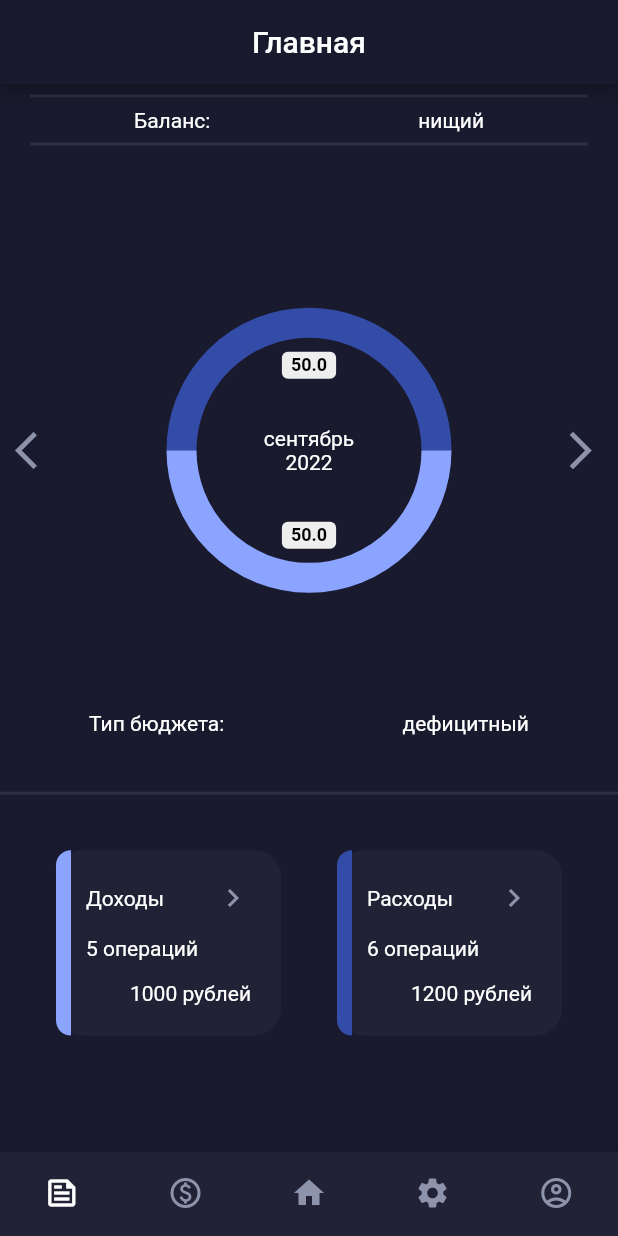
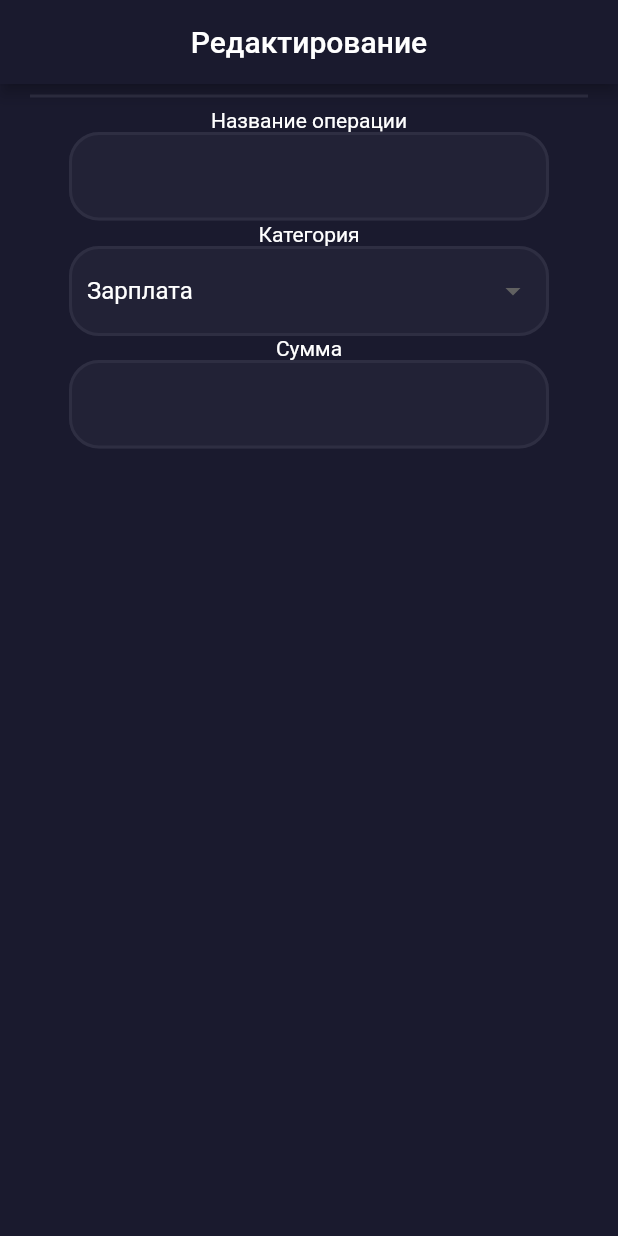
Before and after one commit to EvseevArtem26/SugarDuck, a Flutter app: the screen it shows after launch, on a phone screen of 412 x 824 dp. Run offline on Flutter 3.47's test engine with Material 2 defaults, Android fonts, the phone set to English and light mode, and no system bars; drawn by our look-alikes of card_swiper, pie_chart.

Commit message:
created basic layout of operation page

```diff
--- a/lib/main.dart
+++ b/lib/main.dart
@@ -2,6 +2,9 @@ import 'package:flutter/material.dart';
 import 'package:pie_chart/pie_chart.dart';
 import 'package:card_swiper/card_swiper.dart';
 import './components/navbar.dart';
+import 'income.dart';
+import 'category.dart';
+import 'operation.dart';
 
 void main() {
   runApp(const MyApp());
@@ -19,10 +22,13 @@ class MyApp extends StatelessWidget {
         primarySwatch: Colors.blue,
       ),
 
-			initialRoute: '/home',
+			initialRoute: '/operation',
 			routes: {
         // '/': (context) => AuthPage(),
         '/home': (context) => HomePage(title: "Главная"),
+        '/income': (context) => IncomePage(),
+        '/category': (context) => CategoryPage(title: "Категория"),
+        '/operation': (context) => OperationPage()
 			}
     );
   }
--- /dev/null
+++ b/lib/operation.dart
@@ -0,0 +1,174 @@
+import 'package:flutter/material.dart';
+
+
+class OperationPage extends StatefulWidget {
+  const OperationPage({ Key? key }) : super(key: key);
+
+  @override
+  State<OperationPage> createState() => _OperationPageState();
+}
+
+class _OperationPageState extends State<OperationPage> {
+  final Map<String, List<String>> categories = {
+    "income": [
+      "Зарплата",
+      "Подарки",
+      "Пособия",
+      "Другие доходы"
+    ],
+    "expense": [
+      "Еда и питание",
+      "Одежда",
+      "Развлечения",
+      "Другие расходы"
+    ]
+  };
+  late String selectedCategory = categories["income"]![0];
+  @override
+  Widget build(BuildContext context) {
+    return Scaffold(
+      appBar: AppBar(
+        title: const Text(
+          "Редактирование",
+        ),
+        centerTitle: true,
+        backgroundColor: const Color.fromARGB(255, 26, 26, 46),
+      ),
+      body: Container(
+        width: double.infinity,
+        alignment: Alignment.center,
+        color: const Color.fromARGB(255, 26, 26, 46),
+        child: Column(
+          children: [
+            const Divider(
+              color: Color.fromARGB(255, 46, 46, 66),
+              indent: 20,
+              endIndent: 20,
+              thickness: 2,
+            ),
+            Form(
+              child: Column(
+                children: [
+                  const Text(
+                    "Название операции",
+                    style: TextStyle(
+                      color: Colors.white
+                    ),
+                  ),
+                  TextFormField(
+                    decoration: const InputDecoration(
+                      constraints: BoxConstraints.tightFor(
+                        width: 320,
+                        height: 60
+                      ),
+                      focusedBorder: OutlineInputBorder(
+                        borderRadius: BorderRadius.all(Radius.circular(20)),
+                        borderSide: BorderSide(
+                          width: 2,
+                          color: Color.fromARGB(255, 46, 46, 66),
+                        ),
+                      ),
+                      fillColor: Color.fromARGB(255, 34, 34, 54),
+                      filled: true,
+                      enabledBorder: OutlineInputBorder(
+                        borderRadius: BorderRadius.all(Radius.circular(20)),
+                        borderSide: BorderSide(
+                          width: 2,
+                          color: Color.fromARGB(255, 46, 46, 66),
+                        )
+                      )
+                    ),
+                  ),
+                  const Text(
+                    "Категория",
+                    style: TextStyle(
+                      color: Colors.white
+                    ),
+                  ),
+                  DropdownButtonFormField<String>(
+                    value: selectedCategory,
+                    onChanged: (String? newValue){
+                      setState(
+                        (){selectedCategory = newValue!;}
+                      );
+                    },
+                    items: categories["income"]!.map<DropdownMenuItem<String>>((String title){
+                      return DropdownMenuItem(
+                        value: title,
+                        child: Container(
+                          height: 26,
+                          width: 270,
+                          color: Color.fromARGB(255, 34, 34, 54),
+                          child: Text(
+                            title,
+                            style: const TextStyle(
+                              color: Colors.white,
+                              backgroundColor: Color.fromARGB(255, 34, 34, 54)
+                            )
+                          ),
+                        ),
+                        alignment: Alignment.center,
+                      );
+                    }).toList(),
+                    decoration: const InputDecoration(
+                      constraints: BoxConstraints.tightFor(
+                        width: 320,
+                        height: 60
+                      ),
+                      focusedBorder: OutlineInputBorder(
+                        borderRadius: BorderRadius.all(Radius.circular(20)),
+                        borderSide: BorderSide(
+                          width: 2,
+                          color: Color.fromARGB(255, 46, 46, 66),
+                        ),
+                      ),
+                      fillColor: Color.fromARGB(255, 34, 34, 54),
+                      filled: true,
+                      enabledBorder: OutlineInputBorder(
+                        borderRadius: BorderRadius.all(Radius.circular(20)),
+                        borderSide: BorderSide(
+                          width: 2,
+                          color: Color.fromARGB(255, 46, 46, 66),
+                        )
+                      )
+                    ),
+                  ),
+                  const Text(
+                    "Сумма",
+                    style: TextStyle(
+                      color:  Colors.white
+                    )
+                  ),
+                  TextFormField(
+                    decoration: const InputDecoration(
+                      constraints: BoxConstraints.tightFor(
+                        width: 320,
+                        height: 60
+                      ),
+                      focusedBorder: OutlineInputBorder(
+                        borderRadius: BorderRadius.all(Radius.circular(20)),
+                        borderSide: BorderSide(
+                          width: 2,
+                          color: Color.fromARGB(255, 46, 46, 66),
+                        ),
+                      ),
+                      fillColor: Color.fromARGB(255, 34, 34, 54),
+                      filled: true,
+                      enabledBorder: OutlineInputBorder(
+                        borderRadius: BorderRadius.all(Radius.circular(20)),
+                        borderSide: BorderSide(
+                          width: 2,
+                          color: Color.fromARGB(255, 46, 46, 66),
+                        )
+                      )
+                    ),
+                  )
+                ],
+              ),
+            )
+          ],
+        )
+      ),
+    );
+  }
+}
```
Lines whose indentation alone changed are shown as unchanged.
